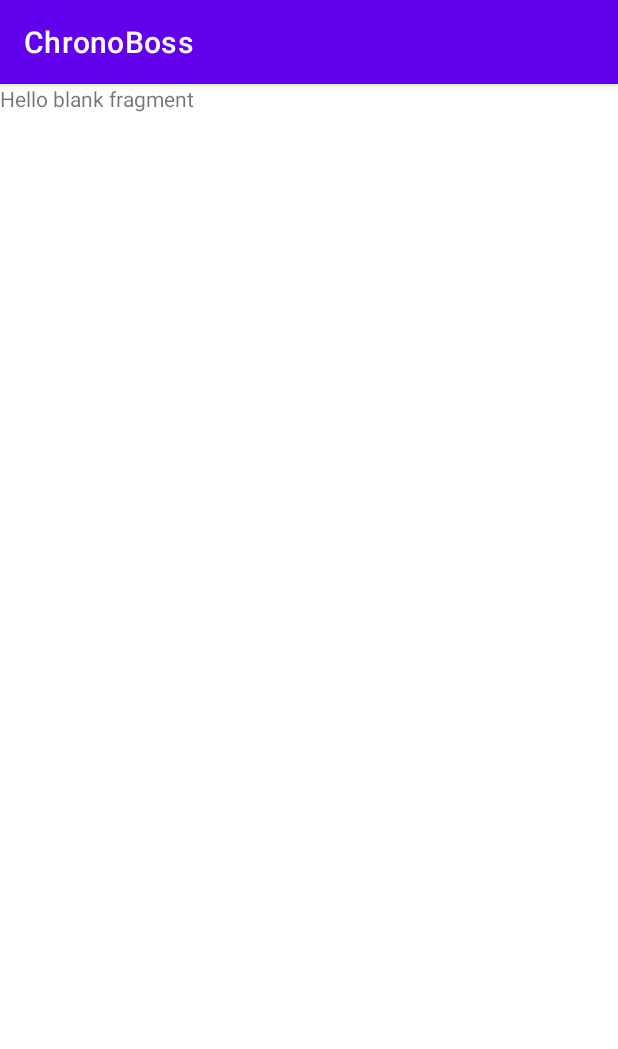
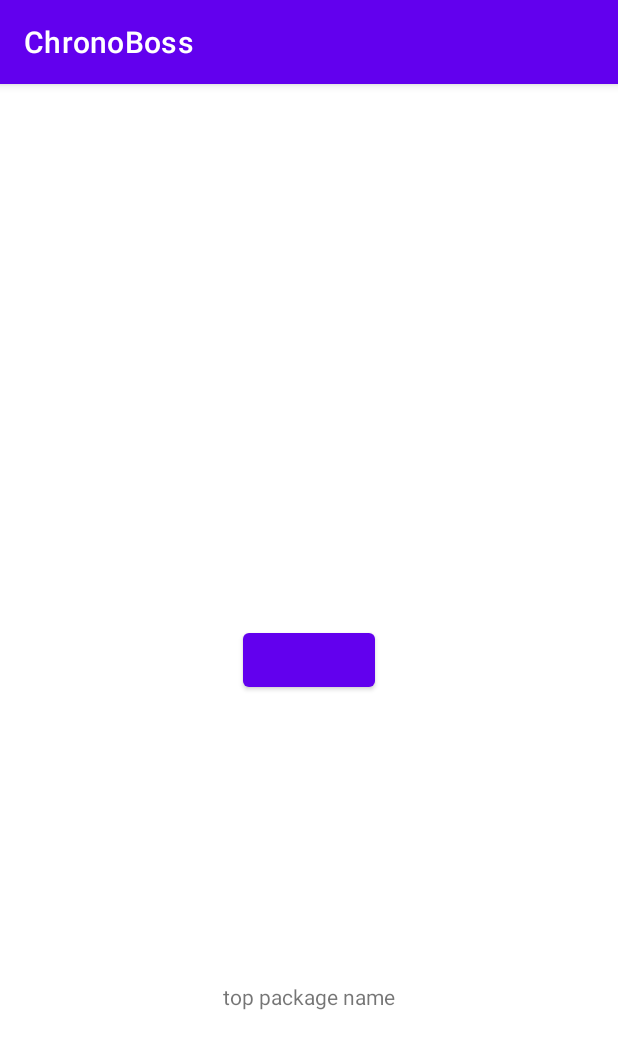
Before and after one commit to Oliver-Cross/ChronoBoss, an Android app: the fragment QueryStatsFragment shown on its own in the app's theme, on a phone screen of 412 x 824 dp. Shown: the top 1049 px of the screen. Run offline under Robolectric (Android 15) with nearby library versions, the phone set to English and light mode, and no system bars.

Commit message:
updated query stats functionality (not tested yet)

```diff
--- a/app/src/main/java/com/example/chronoboss/QueryStatsFragment.kt
+++ b/app/src/main/java/com/example/chronoboss/QueryStatsFragment.kt
@@ -9,6 +9,8 @@ import android.content.Intent
 import android.app.usage.UsageStats
 import android.app.usage.UsageStatsManager
 import android.content.Context
+import android.os.Parcel
+import android.os.Parcelable
 import android.provider.Settings
 import com.google.android.material.internal.ContextUtils
 import com.google.android.material.internal.ContextUtils.getActivity
@@ -25,7 +27,14 @@ import java.util.*
  * Use the [QueryStatsFragment.newInstance] factory method to
  * create an instance of this fragment.
  */
-class QueryStatsFragment : Fragment() {
+class QueryStatsFragment() : Fragment(), Parcelable {
+    private var top: UsageStats? = null
+    private var topPckName: String? = null
+
+    constructor(parcel: Parcel) : this() {
+        top = parcel.readParcelable(UsageStats::class.java.classLoader)
+        topPckName = parcel.readString()
+    }
     // TODO: Rename and change types of parameters
     /*private var param1: String? = null
     private var param2: String? = null
@@ -43,8 +52,33 @@ class QueryStatsFragment : Fragment() {
         inflater: LayoutInflater, container: ViewGroup?,
         savedInstanceState: Bundle?
     ): View? {
+        val view:View = inflater.inflate(R.layout.fragment_query_stats, container, false)
         // Inflate the layout for this fragment
-        return inflater.inflate(R.layout.fragment_query_stats, container, false)
+
+        //requestUsageStatsPermission()
+        //var stats:List<UsageStats> = getStats(context)
+        startActivity(Intent(Settings.ACTION_USAGE_ACCESS_SETTINGS))
+        val statsManager =
+            context?.getSystemService(Context.USAGE_STATS_SERVICE) as UsageStatsManager
+        val milliDay = 86400000
+        val calendar: Calendar = Calendar.getInstance()
+        val endTime: Long = calendar.timeInMillis
+        val beginTime: Long = endTime - milliDay
+        val usageSt: List<UsageStats> =
+            statsManager.queryUsageStats(UsageStatsManager.INTERVAL_DAILY, beginTime, endTime)
+        var timeUsed: Long = 0
+        var topPack: UsageStats? = null
+        for (pck in usageSt) {
+            if (pck.totalTimeInForeground > timeUsed) {
+                timeUsed = pck.totalTimeInForeground
+                topPack = pck
+            }
+        }
+        if (topPack != null) {
+            topPckName = topPack.packageName
+        }
+        //return inflater.inflate(R.layout.fragment_query_stats, container, false)
+        return view
     }
 
     fun requestUsageStatsPermission() {
@@ -52,10 +86,10 @@ class QueryStatsFragment : Fragment() {
     }
 
 
-    fun getStats(context: Context): List<UsageStats> {
+    fun getStats(context: Context?): List<UsageStats> {
         requestUsageStatsPermission()
         val statsManager =
-            context.getSystemService(Context.USAGE_STATS_SERVICE) as UsageStatsManager
+            context?.getSystemService(Context.USAGE_STATS_SERVICE) as UsageStatsManager
         val milliDay = 86400000
         val calendar: Calendar = Calendar.getInstance()
         val endTime: Long = calendar.timeInMillis
@@ -65,7 +99,7 @@ class QueryStatsFragment : Fragment() {
         return usageSt
     }
 
-    fun getTopPackage(packageList:List<UsageStats>): String {
+    fun getTopPackage(packageList: List<UsageStats>): String {
         var timeUsed: Long = 0
         var topPack: UsageStats? = null
         for (pck in packageList) {
@@ -81,11 +115,32 @@ class QueryStatsFragment : Fragment() {
 
     }
 
-    fun setTopPackage(context:Context){
+
+    override fun writeToParcel(parcel: Parcel, flags: Int) {
+        parcel.writeParcelable(top, flags)
+        parcel.writeString(topPckName)
+    }
+
+    override fun describeContents(): Int {
+        return 0
+    }
+
+    companion object CREATOR : Parcelable.Creator<QueryStatsFragment> {
+        override fun createFromParcel(parcel: Parcel): QueryStatsFragment {
+            return QueryStatsFragment(parcel)
+        }
+
+        override fun newArray(size: Int): Array<QueryStatsFragment?> {
+            return arrayOfNulls(size)
+        }
+    }
+}
+
+/*fun setTopPackage(context:Context?){
     val ls = getStats(context)
     //dataField = getTopPackage()
 
-}
+
 
 
 //UsageStatsManager mUsageStatsManager = (UsageStatsManager)getSystemService("usagestats");
@@ -106,7 +161,7 @@ class QueryStatsFragment : Fragment() {
  */
 // TODO: Rename and change types and number of parameters
 @JvmStatic
-    fun newInstance(param1: String, param2: String) =
+/*fun newInstance(param1: String, param2: String) =
     QueryStatsFragment().apply {
         arguments = Bundle().apply {
             putString(ARG_PARAM1, param1)
@@ -114,4 +169,3 @@ class QueryStatsFragment : Fragment() {
         }
     }
 } */
-}
--- a/app/src/main/res/layout/fragment_query_stats.xml
+++ b/app/src/main/res/layout/fragment_query_stats.xml
@@ -1,14 +1,34 @@
 <?xml version="1.0" encoding="utf-8"?>
 <FrameLayout xmlns:android="http://schemas.android.com/apk/res/android"
+    xmlns:app="http://schemas.android.com/apk/res-auto"
     xmlns:tools="http://schemas.android.com/tools"
     android:layout_width="match_parent"
     android:layout_height="match_parent"
     tools:context=".QueryStatsFragment">
 
-    <!-- TODO: Update blank fragment layout -->
-    <TextView
+    <androidx.constraintlayout.widget.ConstraintLayout
         android:layout_width="match_parent"
-        android:layout_height="match_parent"
-        android:text="@string/hello_blank_fragment" />
+        android:layout_height="match_parent">
 
+        <Button
+            android:id="@+id/top_package"
+            android:layout_width="wrap_content"
+            android:layout_height="wrap_content"
+            app:layout_constraintBottom_toBottomOf="parent"
+            app:layout_constraintEnd_toEndOf="parent"
+            app:layout_constraintStart_toStartOf="parent"
+            app:layout_constraintTop_toTopOf="parent"
+            tools:text="Get Package" />
+
+        <TextView
+            android:id="@+id/top_package_name"
+            android:layout_width="wrap_content"
+            android:layout_height="wrap_content"
+            android:layout_marginTop="40dp"
+            android:text="top package name"
+            app:layout_constraintBottom_toBottomOf="parent"
+            app:layout_constraintEnd_toEndOf="parent"
+            app:layout_constraintStart_toStartOf="parent"
+            app:layout_constraintTop_toBottomOf="@+id/top_package" />
+    </androidx.constraintlayout.widget.ConstraintLayout>
 </FrameLayout>
```
Also changed, not shown: app/src/main/java/com/example/chronoboss/QueryStatsActivity.kt (added, +11 -0 lines). Lines whose indentation alone changed are shown as unchanged.
